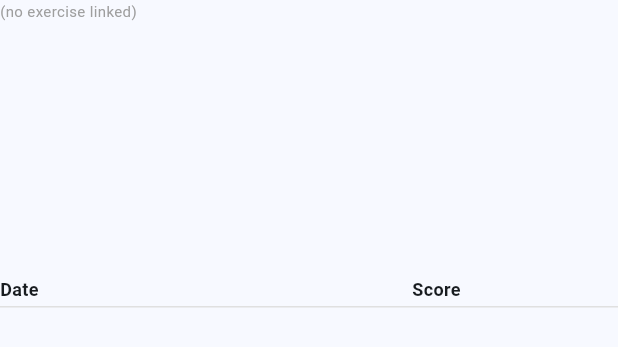
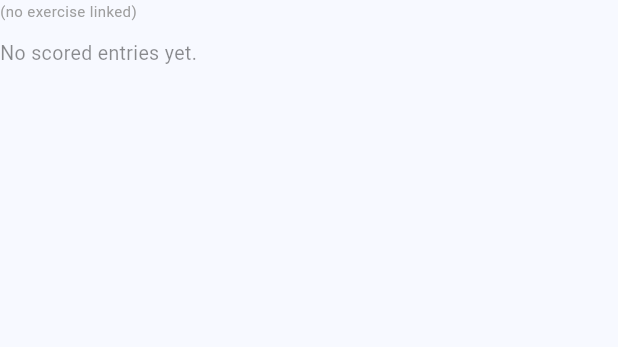
Before and after one commit to jpcurrea/mseq_workout, a Flutter app: the WorkoutHistoryPanel widget shown alone on an empty page, opened directly with empty values, on a phone screen of 412 x 824 dp. Shown: the top 347 px of the screen. Run offline on Flutter 3.47's test engine with Material 3 defaults, Android fonts, the light colour scheme and no system bars; our stand-ins replace fl_chart, flutter_secure_storage; accounts and stored records are empty; network calls fail.

```diff
--- a/flutter_app/lib/widgets/workout_history_panel.dart
+++ b/flutter_app/lib/widgets/workout_history_panel.dart
@@ -31,9 +31,17 @@ class WorkoutHistoryPanel extends StatelessWidget {
         else
           const Text('(no exercise linked)', style: TextStyle(fontSize: 10, color: Colors.grey)),
         const SizedBox(height: 8),
-        SizedBox(height: 150, child: WorkoutMiniLineChart(entries: chrono, goal: goal)),
-        const SizedBox(height: 12),
-        WorkoutRecentTable(entries: recent, units: units),
+        if (history.isEmpty)
+          const Padding(
+            padding: EdgeInsets.only(top: 4, bottom: 8),
+            child: Text('No scored entries yet.',
+                style: TextStyle(color: Colors.black45, fontSize: 13)),
+          )
+        else ...[
+          SizedBox(height: 150, child: WorkoutMiniLineChart(entries: chrono, goal: goal)),
+          const SizedBox(height: 12),
+          WorkoutRecentTable(entries: recent, units: units),
+        ],
       ],
     );
   }
```
Also changed, not shown: flutter_app/lib/screens/workout_management_screen.dart (+3 -8 lines).
